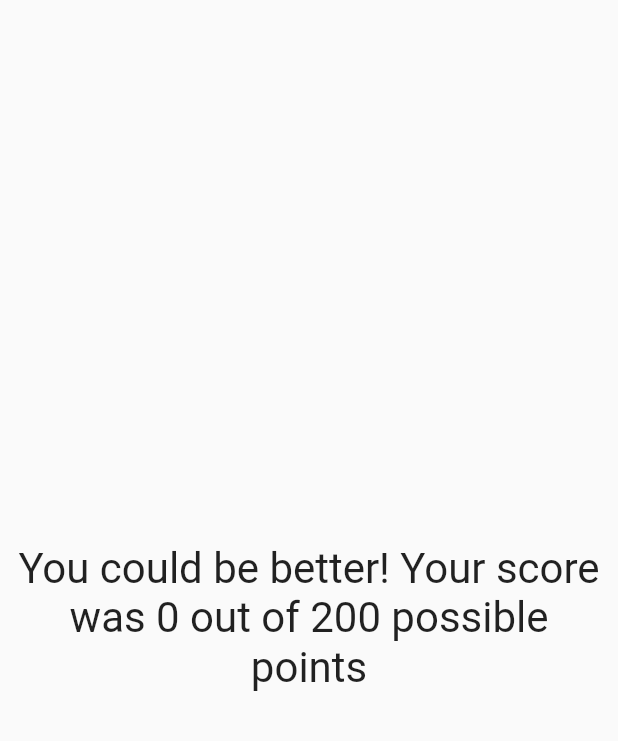
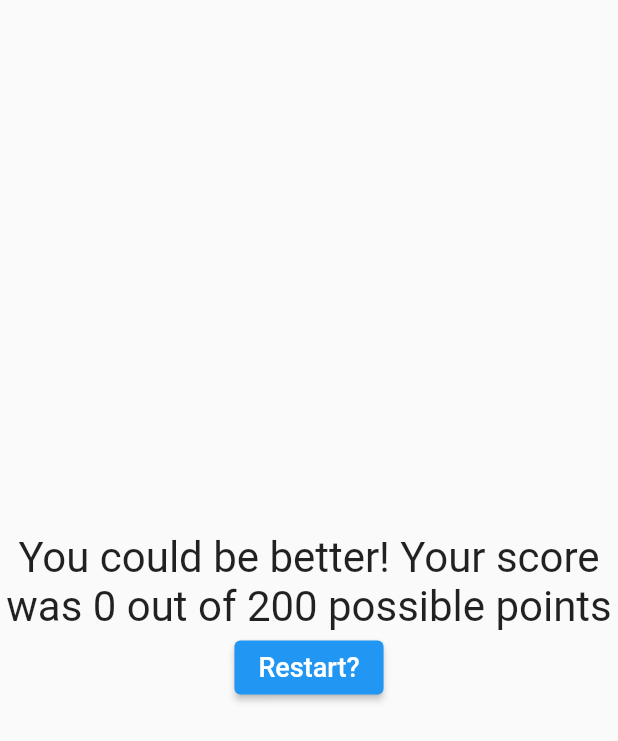
Before and after one commit to PabloCurty/pokemonQuiz, a Flutter app: the Result widget shown alone on an empty page, opened directly with empty values, on a phone screen of 412 x 824 dp. Shown: the top 741 px of the screen. Run offline on Flutter 3.47's test engine with Material 2 defaults, Android fonts, the phone set to English and light mode, and no system bars.

Commit message:
add restart function

```diff
--- a/lib/result.dart
+++ b/lib/result.dart
@@ -2,8 +2,9 @@ import 'package:flutter/material.dart';
 
 class Result extends StatelessWidget {
   final int value;
+  final void Function() onRestartQuiz;
 
-  const Result(this.value, {super.key});
+  const Result(this.value, this.onRestartQuiz, {super.key});
 
   String get resultStatement {
     if (value < 100) {
@@ -12,22 +13,31 @@ class Result extends StatelessWidget {
       return 'You are good! Your score was $value out of 200 possible points';
     } else if (value < 190) {
       return 'You are very good! Your score was $value out of 200 possible points';
-    } else{
+    } else {
       return 'You are the best! Your score was $value out of 200 possible points';
     }
   }
 
   @override
   Widget build(BuildContext context) {
-    return Container(
-        width: double.infinity,
-        margin: const EdgeInsets.all(10),
-        child: Center(
+    return Column(
+      mainAxisAlignment: MainAxisAlignment.center,
+      children: <Widget>[
+        Center(
           child: Text(
             resultStatement,
             style: const TextStyle(fontSize: 28),
             textAlign: TextAlign.center,
           ),
-        ));
+        ),
+        ElevatedButton(
+          onPressed: onRestartQuiz,
+          child: const Text(
+            'Restart?',
+            style: TextStyle(fontSize: 18)
+          ),
+        ),
+      ],
+    );
   }
 }
```
Also changed, not shown: lib/main.dart (+12 -3 lines).
